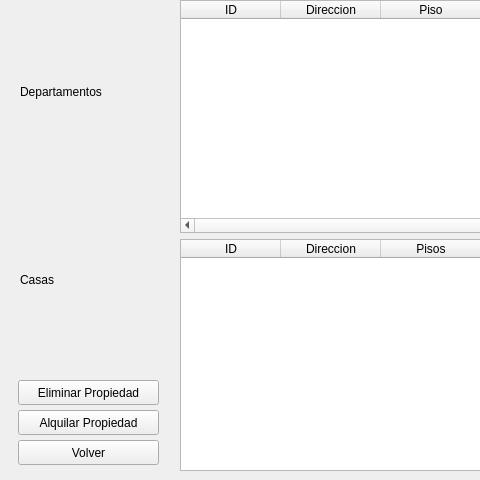
Above: Lista.ui from MateMar04/TP-Qt before the change; both pictures show x 0 to 480 and y 0 to 480 of the 1285 by 480 pixel window. Below: the same form after it.
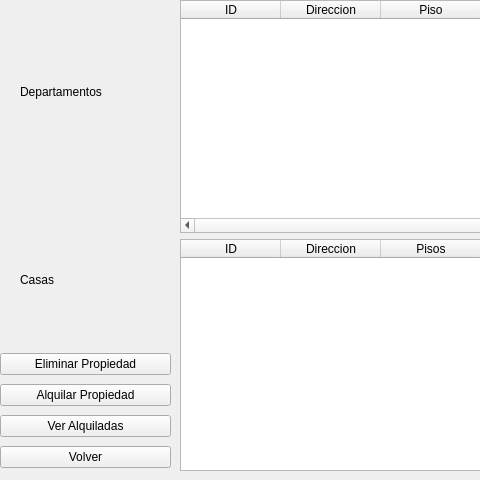
That is the form after the change.

Commit message: agregue lista de alquilados

Diff of the .ui file:
```diff
--- a/Lista.ui
+++ b/Lista.ui
@@ -166,7 +166,7 @@
      <rect>
       <x>20</x>
       <y>0</y>
-      <width>131</width>
+      <width>139</width>
       <height>371</height>
      </rect>
     </property>
@@ -187,44 +187,45 @@
      </item>
     </layout>
    </widget>
-   <widget class="QPushButton" name="pb_volver">
+   <widget class="QWidget" name="verticalLayoutWidget_3">
     <property name="geometry">
      <rect>
-      <x>18</x>
-      <y>440</y>
-      <width>141</width>
-      <height>25</height>
+      <x>0</x>
+      <y>350</y>
+      <width>171</width>
+      <height>121</height>
      </rect>
     </property>
-    <property name="text">
-     <string>Volver</string>
-    </property>
-   </widget>
-   <widget class="QPushButton" name="pushButton">
-    <property name="geometry">
-     <rect>
-      <x>18</x>
-      <y>410</y>
-      <width>141</width>
-      <height>25</height>
-     </rect>
-    </property>
-    <property name="text">
-     <string>Alquilar Propiedad</string>
-    </property>
-   </widget>
-   <widget class="QPushButton" name="pushButton_2">
-    <property name="geometry">
-     <rect>
-      <x>18</x>
-      <y>380</y>
-      <width>141</width>
-      <height>25</height>
-     </rect>
-    </property>
-    <property name="text">
-     <string>Eliminar Propiedad</string>
-    </property>
+    <layout class="QVBoxLayout" name="verticalLayout_3">
+     <item>
+      <widget class="QPushButton" name="pushButton_2">
+       <property name="text">
+        <string>Eliminar Propiedad</string>
+       </property>
+      </widget>
+     </item>
+     <item>
+      <widget class="QPushButton" name="pushButton">
+       <property name="text">
+        <string>Alquilar Propiedad</string>
+       </property>
+      </widget>
+     </item>
+     <item>
+      <widget class="QPushButton" name="pushButton_3">
+       <property name="text">
+        <string>Ver Alquiladas</string>
+       </property>
+      </widget>
+     </item>
+     <item>
+      <widget class="QPushButton" name="pb_volver">
+       <property name="text">
+        <string>Volver</string>
+       </property>
+      </widget>
+     </item>
+    </layout>
    </widget>
   </widget>
  </widget>
```
Left out of the diff: 25 changed lines with no effect on the pictures. The commit also changes 2 other files.
